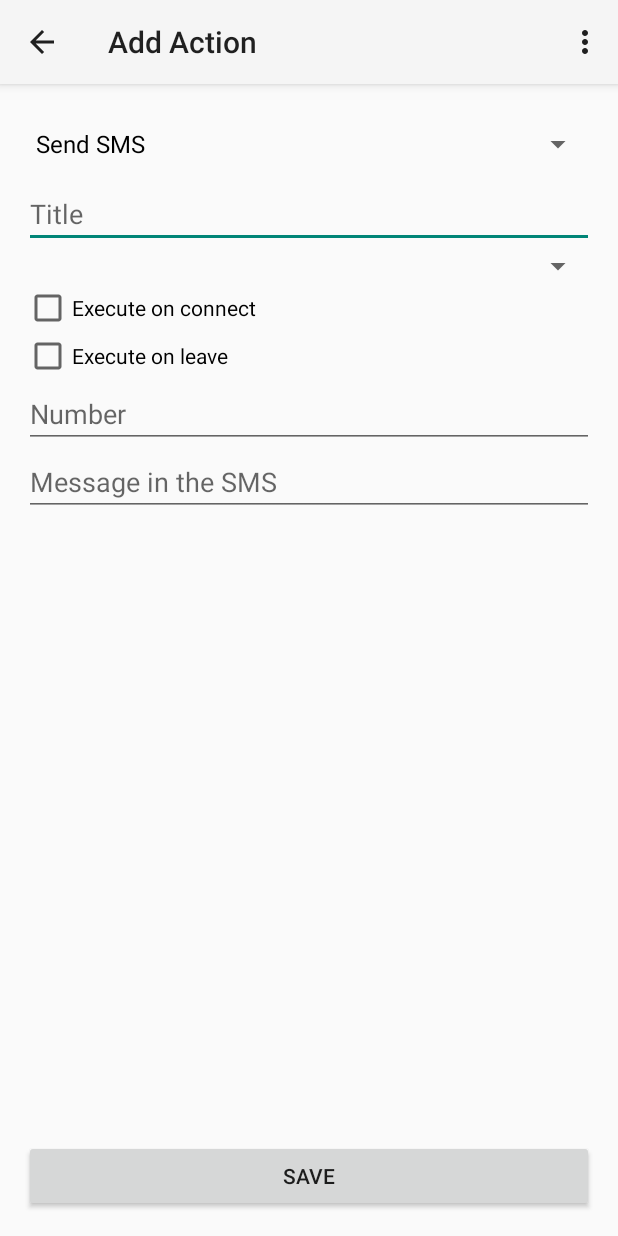
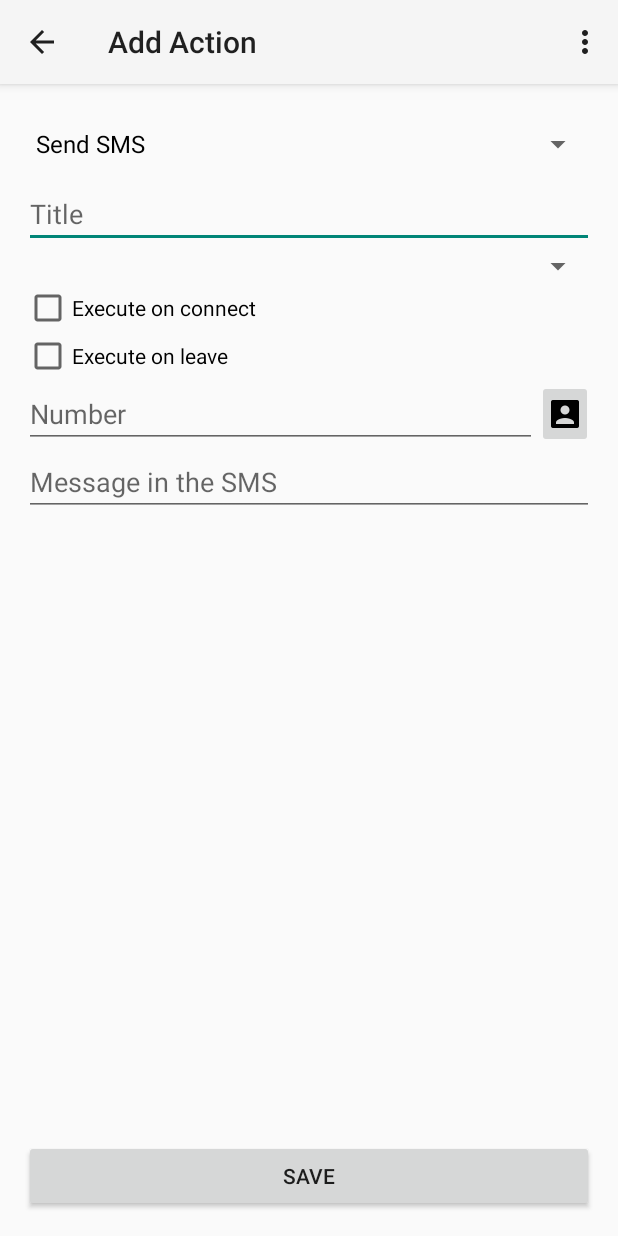
Before and after one commit to roosnic1/wifi_action, an Android app: the screen it shows after launch (ActionActivity), after a tap on "ADD", on a phone screen of 412 x 824 dp. Run offline under Robolectric (Android 15) with nearby library versions, the phone set to English and light mode, and no system bars.

Commit message:
added contact picker for phone number

```diff
--- a/WifiAction/app/src/main/java/com/koki/app/wifiaction/ActionActivity.java
+++ b/WifiAction/app/src/main/java/com/koki/app/wifiaction/ActionActivity.java
@@ -3,7 +3,10 @@ package com.koki.app.wifiaction;
 import android.app.Activity;
 import android.content.Context;
 import android.content.Intent;
+import android.database.Cursor;
+import android.net.Uri;
 import android.os.Bundle;
+import android.provider.ContactsContract;
 import android.util.Log;
 import android.view.LayoutInflater;
 import android.view.Menu;
@@ -15,6 +18,8 @@ import android.widget.ArrayAdapter;
 import android.widget.Button;
 import android.widget.CheckBox;
 import android.widget.EditText;
+import android.widget.ImageButton;
+import android.widget.LinearLayout;
 import android.widget.Spinner;
 import android.widget.Switch;
 import android.widget.TextView;
@@ -27,15 +32,20 @@ import java.util.ArrayList;
 
 public class ActionActivity extends Activity {
 
+    private final static int REQUEST_CONTACTPICKER = 42;
+
     private Spinner spActionType;
     private Spinner spWifis;
     private CheckBox cbOnConnect;
     private CheckBox cbOnLeave;
     private EditText etMessage1;
     private EditText etMessage2;
+    private EditText etMessage3;
     private EditText etTitle;
     private Switch swBoolean;
     private Button bnAdd;
+    private ImageButton bnContact;
+    private LinearLayout llNumberInput;
 
     private ArrayList<Wifi> wifis;
     private ArrayAdapter actionAdapter;
@@ -53,9 +63,12 @@ public class ActionActivity extends Activity {
         cbOnLeave = (CheckBox)findViewById(R.id.cbOnLeave);
         etMessage1 = (EditText)findViewById(R.id.etMessage1);
         etMessage2 = (EditText)findViewById(R.id.etMessage2);
+        etMessage3 = (EditText)findViewById(R.id.etMessage3);
         etTitle = (EditText)findViewById(R.id.etTitle);
         swBoolean = (Switch)findViewById(R.id.swBoolean);
         bnAdd = (Button)findViewById(R.id.bnAdd);
+        bnContact = (ImageButton)findViewById(R.id.bnContact);
+        llNumberInput = (LinearLayout)findViewById(R.id.llNumberInput);
 
         //Call setups
 
@@ -116,26 +129,29 @@ public class ActionActivity extends Activity {
                 mActionType = position;
                 switch (position) {
                     case 0:
-                        etMessage1.setVisibility(View.VISIBLE);
+                        etMessage1.setVisibility(View.INVISIBLE);
                         etMessage2.setVisibility(View.VISIBLE);
                         swBoolean.setVisibility(View.GONE);
-                        etMessage1.setHint(R.string.act_et_number_hint);
+                        llNumberInput.setVisibility(View.VISIBLE);
                         etMessage2.setHint(R.string.act_et_sms_hint);
                         break;
                     case 1:
                         etMessage1.setVisibility(View.GONE);
                         etMessage2.setVisibility(View.GONE);
                         swBoolean.setVisibility(View.VISIBLE);
+                        llNumberInput.setVisibility(View.GONE);
                         break;
                     case 2:
                         etMessage1.setVisibility(View.GONE);
                         etMessage2.setVisibility(View.GONE);
                         swBoolean.setVisibility(View.VISIBLE);
+                        llNumberInput.setVisibility(View.GONE);
                         break;
                     case 3:
                         etMessage1.setVisibility(View.VISIBLE);
                         etMessage2.setVisibility(View.GONE);
                         swBoolean.setVisibility(View.GONE);
+                        llNumberInput.setVisibility(View.GONE);
                         etMessage1.setHint(R.string.act_et_message_hint);
                         break;
                 }
@@ -162,6 +178,14 @@ public class ActionActivity extends Activity {
                 validateAndReturnAction();
             }
         });
+        bnContact.setOnClickListener(new View.OnClickListener() {
+            @Override
+            public void onClick(View view) {
+                Intent i = new Intent(Intent.ACTION_PICK, ContactsContract.CommonDataKinds.Phone.CONTENT_URI);
+                startActivityForResult(i,REQUEST_CONTACTPICKER);
+            }
+        });
+
     }
 
 
@@ -176,7 +200,7 @@ public class ActionActivity extends Activity {
         } else if(mActionType == 3 && etMessage1.getText().length() == 0) {
             //TODO: Toast
             return;
-        } else if(mActionType == 0 && (etMessage1.getText().length() == 0 || etMessage2.getText().length() ==0)) {
+        } else if(mActionType == 0 && (etMessage3.getText().length() == 0 || etMessage2.getText().length() ==0)) {
             //TODO: Toast
             return;
         }
@@ -195,13 +219,35 @@ public class ActionActivity extends Activity {
         }
 
         Action a = new Action(etTitle.getText().toString(),((Wifi)spWifis.getSelectedItem()).getSsid(), at,cbOnConnect.isChecked(),cbOnLeave.isChecked());
-        a.setStringParam1(etMessage1.getText().toString());
+        if(mActionType == 0) {
+            a.setStringParam1(etMessage3.getText().toString());
+        } else {
+            a.setStringParam1(etMessage1.getText().toString());
+        }
         a.setStringParam2(etMessage2.getText().toString());
         a.setBooleanParam1(swBoolean.isChecked());
         Intent i = new Intent();
         i.putExtra("ACTION",a);
         setResult(RESULT_OK, i);
         finish();
+    }
+
+
+    @Override
+    protected void onActivityResult(int requestCode, int resultCode, Intent data) {
+        super.onActivityResult(requestCode, resultCode, data);
+        switch(requestCode) {
+            case REQUEST_CONTACTPICKER:
+                if(resultCode == RESULT_OK) {
+                    Uri contentUri = data.getData();
+                    Cursor cursor = getContentResolver().query(contentUri, null, null, null, null);
+                    cursor.moveToFirst();
+                    String number = cursor.getString(cursor.getColumnIndex(ContactsContract.CommonDataKinds.Phone.NUMBER));
+                    if(number.length() > 0) {
+                        etMessage3.setText(number);
+                    }
+                }
+        }
     }
 
     /* ArrayAdapter for Wifi spinner */
--- a/WifiAction/app/src/main/res/layout/activity_action.xml
+++ b/WifiAction/app/src/main/res/layout/activity_action.xml
@@ -49,12 +49,40 @@
         android:layout_height="wrap_content"
         android:hint="@string/act_et_message_hint"/>
 
+    <LinearLayout
+        android:id="@+id/llNumberInput"
+        android:layout_below="@id/cbOnLeave"
+        android:layout_width="match_parent"
+        android:layout_height="wrap_content"
+        android:orientation="horizontal"
+        android:weightSum="1.0">
+
+        <EditText
+            android:id="@+id/etMessage3"
+            android:layout_width="0dip"
+            android:layout_weight="0.9"
+            android:layout_height="wrap_content"
+            android:hint="@string/act_et_number_hint"/>
+
+
+        <ImageButton
+            android:id="@+id/bnContact"
+            android:layout_width="0dip"
+            android:layout_weight="0.1"
+            android:layout_height="match_parent"
+            android:src="@drawable/ic_action_account_box"/>
+
+
+
+    </LinearLayout>
+
     <EditText
         android:id="@+id/etMessage2"
         android:layout_below="@id/etMessage1"
         android:layout_width="match_parent"
         android:layout_height="wrap_content"
         android:hint="@string/act_et_message_hint"/>
+
 
     <Switch
         android:id="@+id/swBoolean"
```
Also changed, not shown: WifiAction/app/src/main/res/drawable-hdpi/ic_action_account_box.png (added), WifiAction/app/src/main/res/drawable-mdpi/ic_action_account_box.png (added), WifiAction/app/src/main/res/drawable-xhdpi/ic_action_account_box.png (added), WifiAction/app/src/main/res/drawable-xxhdpi/ic_action_account_box.png (added), WifiAction/app/src/main/res/drawable-xxxhdpi/ic_action_account_box.png (added).
